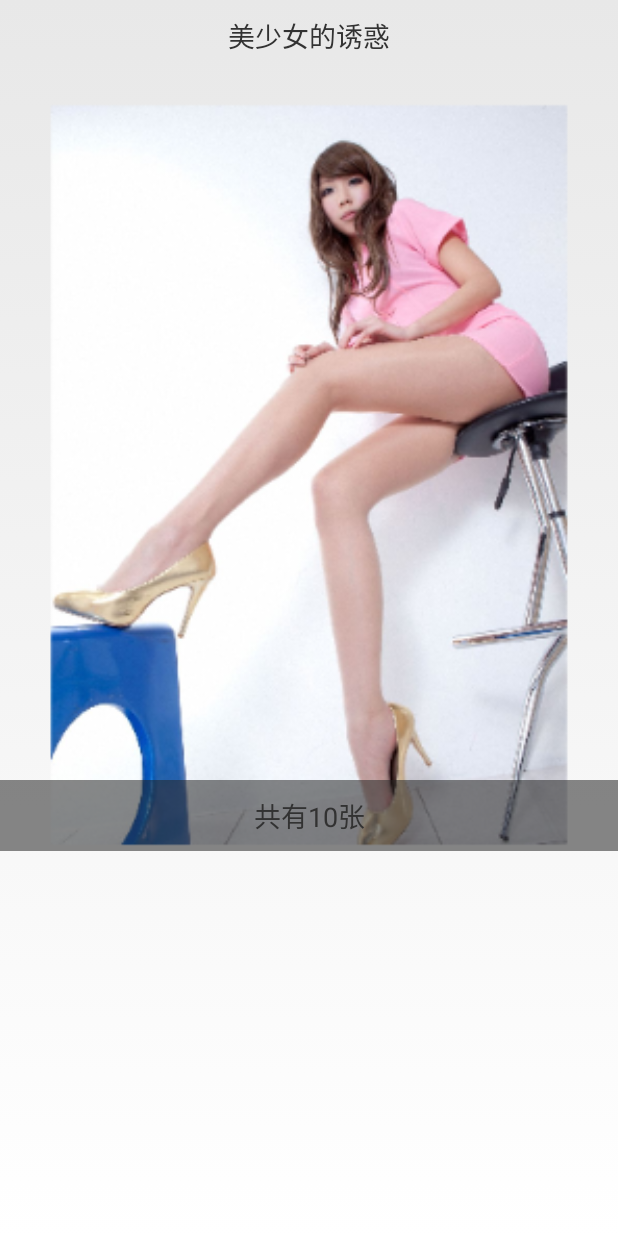
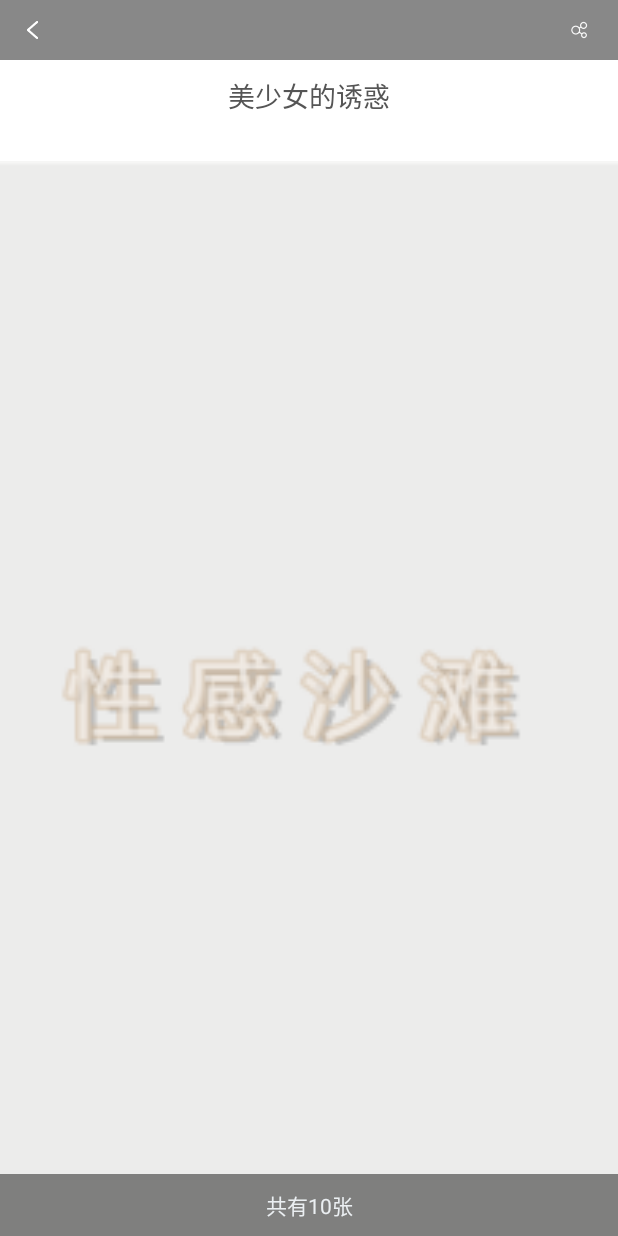
Before and after one commit to zuiwuyuan/SexyBeach, an Android app: the BeautyDetailActivity screen opened directly, with no data from a screen before it, on a phone screen of 412 x 824 dp. Run offline under Robolectric (Android 15) with nearby library versions, the phone set to English and light mode, and no system bars; our stand-ins replace ButterKnife; libraries missing offline, so code that uses them is left out: com.apkfuns.logutils, com.readystatesoftware.systembartint; 4 statements that could not run were skipped.

Commit message:
UI优化

```diff
--- a/app/build.gradle
+++ b/app/build.gradle
@@ -38,4 +38,5 @@ dependencies {
     compile 'com.readystatesoftware.systembartint:systembartint:1.0.3'
     compile 'com.jakewharton:butterknife:7.0.1'
     compile 'com.commit451:PhotoView:1.2.4'
+    compile 'com.squareup.picasso:picasso:2.5.2'
 }
--- a/app/src/main/java/com/lnyp/sexybeach/activity/BaseActivity.java
+++ b/app/src/main/java/com/lnyp/sexybeach/activity/BaseActivity.java
@@ -9,6 +9,7 @@ import android.support.v4.app.FragmentActivity;
 import android.view.Window;
 import android.view.WindowManager;
 
+import com.lnyp.sexybeach.R;
 import com.readystatesoftware.systembartint.SystemBarTintManager;
 
 /**
@@ -37,7 +38,7 @@ public class BaseActivity extends FragmentActivity {
             SystemBarTintManager mTintManager = new SystemBarTintManager(this);
             mTintManager.setStatusBarTintEnabled(true);
 
-//            mTintManager.setStatusBarTintResource(R.color.main_top_title_bg);//通知栏所需颜色
+            mTintManager.setStatusBarTintResource(R.color.main_top_title_bg);//通知栏所需颜色
         }
 
     }
--- a/app/src/main/java/com/lnyp/sexybeach/adapter/ImgBrowsePagerAdapter.java
+++ b/app/src/main/java/com/lnyp/sexybeach/adapter/ImgBrowsePagerAdapter.java
@@ -89,8 +89,8 @@ public class ImgBrowsePagerAdapter extends PagerAdapter {
         LinearLayout view = (LinearLayout) LayoutInflater.from(mContext).inflate(R.layout.img_browse, null);
         final PhotoView img = (PhotoView) view.findViewById(R.id.photoViewImg);
 
-        img.setMaxWidth(width);
-        img.setMaxHeight((int) (width * 3));// 这里其实可以根据需求而定，我这里测试为最大宽度的3倍
+//        img.setMaxWidth(width);
+//        img.setMaxHeight((int) (width * 3));// 这里其实可以根据需求而定，我这里测试为最大宽度的3倍
 
         img.setTag(imgUrl);
         ImageLoaderUtil.getInstance().displayListItemImage(imgUrl, img, mListItemOptions);
--- a/app/src/main/res/layout/activity_beauty_detail.xml
+++ b/app/src/main/res/layout/activity_beauty_detail.xml
@@ -1,10 +1,37 @@
 <?xml version="1.0" encoding="utf-8"?>
-<RelativeLayout xmlns:android="http://schemas.android.com/apk/res/android"
+<LinearLayout xmlns:android="http://schemas.android.com/apk/res/android"
     xmlns:tools="http://schemas.android.com/tools"
     android:layout_width="match_parent"
     android:layout_height="match_parent"
+    android:background="#ffffff"
     android:fitsSystemWindows="true"
+    android:orientation="vertical"
     tools:context="com.lnyp.sexybeach.activity.BeautyDetailActivity">
+
+
+    <RelativeLayout
+        android:layout_width="match_parent"
+        android:layout_height="40dp"
+        android:background="@drawable/text_bar_bg">
+
+        <ImageView
+            android:id="@+id/imgBack"
+            android:layout_width="wrap_content"
+            android:layout_height="wrap_content"
+            android:layout_centerVertical="true"
+            android:padding="14dp"
+            android:src="@drawable/img_back" />
+
+        <ImageView
+            android:id="@+id/imgShare"
+            android:layout_width="wrap_content"
+            android:layout_height="wrap_content"
+            android:layout_alignParentRight="true"
+            android:layout_centerVertical="true"
+            android:padding="14dp"
+            android:src="@drawable/img_share" />
+
+    </RelativeLayout>
 
     <TextView
         android:id="@+id/textTitle"
@@ -13,22 +40,23 @@
         android:gravity="center"
         android:padding="10dp"
         android:text="美少女的诱惑"
+        android:textColor="#555555"
         android:textSize="18sp" />
 
     <FrameLayout
         android:id="@+id/layoutImgs"
         android:layout_width="match_parent"
-        android:layout_height="wrap_content"
+        android:layout_height="match_parent"
         android:layout_below="@id/textTitle"
         android:layout_marginTop="20dp">
 
         <ImageView
             android:id="@+id/imgCover"
             android:layout_width="match_parent"
-            android:layout_height="500dp"
+            android:layout_height="match_parent"
             android:adjustViewBounds="true"
             android:scaleType="centerCrop"
-            android:src="@drawable/beauty_default_img" />
+            android:src="@drawable/default_empty_bg" />
 
         <TextView
             android:id="@+id/textCount"
@@ -39,8 +67,8 @@
             android:gravity="center"
             android:padding="10dp"
             android:text="共有10张"
-            android:textSize="18sp" />
+            android:textColor="#EBEFF2"
+            android:textSize="14sp" />
     </FrameLayout>
 
-
-</RelativeLayout>
+</LinearLayout>
--- a/app/src/main/res/layout/img_browse.xml
+++ b/app/src/main/res/layout/img_browse.xml
@@ -13,6 +13,6 @@
         android:adjustViewBounds="true"
         android:maxHeight="800dp"
         android:scaleType="fitCenter"
-        android:src="@drawable/beauty_default_img" />
+        android:src="@drawable/default_empty_bg" />
 
 </LinearLayout>
--- a/app/src/main/res/layout/list_item_beauty_clasify.xml
+++ b/app/src/main/res/layout/list_item_beauty_clasify.xml
@@ -10,15 +10,15 @@
         android:layout_height="wrap_content"
         android:adjustViewBounds="true"
         android:scaleType="centerCrop"
-        android:src="@drawable/beauty_default_img" />
+        android:src="@drawable/default_empty_bg" />
 
     <TextView
         android:id="@+id/textClasifyTitle"
         android:layout_width="match_parent"
         android:layout_height="wrap_content"
         android:layout_gravity="bottom"
+        android:background="@drawable/text_bar_bg"
         android:gravity="center"
-        android:background="@drawable/text_bar_bg"
         android:padding="10dp"
         android:text="性感美女" />
 
--- a/app/src/main/res/values/colors.xml
+++ b/app/src/main/res/values/colors.xml
@@ -4,7 +4,7 @@
     <color name="colorPrimaryDark">#303F9F</color>
     <color name="colorAccent">#FF4081</color>
 
-    <color name="main_top_title_bg">#BFFEBF</color>
+    <color name="main_top_title_bg">#000000</color>
 
     <!-- 用于项目、活动导航的背景色-->
     <item name="base_tabpager_indicator_unselecte" type="drawable">#EBEFF2</item>
--- a/app/src/main/res/values/strings.xml
+++ b/app/src/main/res/values/strings.xml
@@ -1,3 +1,3 @@
 <resources>
-    <string name="app_name">SexyBeach</string>
+    <string name="app_name">性感沙滩</string>
 </resources>
```
Also changed, not shown: app/src/main/java/com/lnyp/sexybeach/activity/BeautyDetailActivity.java (+15 -5 lines), app/src/main/java/com/lnyp/sexybeach/adapter/BeautyGrilListAdapter.java (+39 -0 lines), app/src/main/res/layout/list_item_beauty_gril.xml (+22 -7 lines), app/src/main/res/drawable-hdpi/ic_launcher.png, app/src/main/res/drawable-mdpi/ic_launcher.png, app/src/main/res/drawable-xhdpi/beauty_default_img.png (deleted), app/src/main/res/drawable-xhdpi/default_empty_bg.9.png, app/src/main/res/drawable-xhdpi/ic_launcher.png, app/src/main/res/drawable-xhdpi/img_back.png (added), app/src/main/res/drawable-xhdpi/img_share.png (added), app/src/main/res/drawable-xxhdpi/ic_launcher.png, app/src/main/res/drawable-xxxhdpi/ic_launcher.png.
